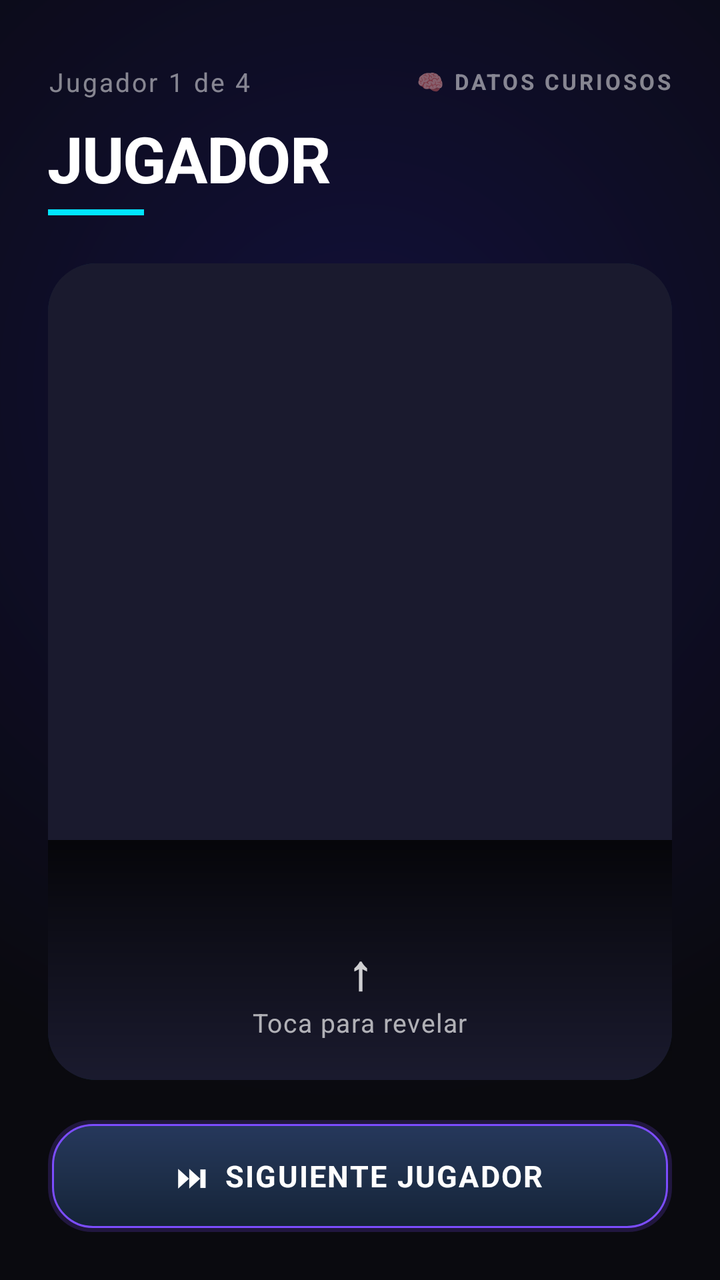
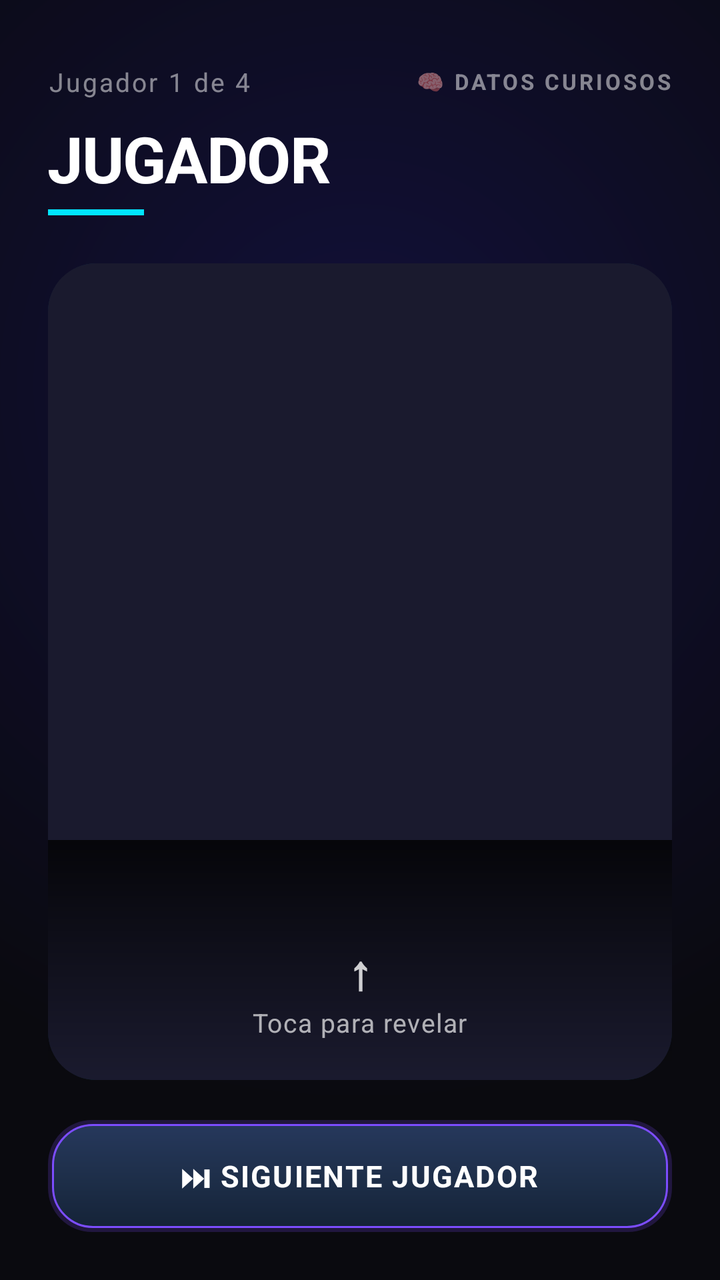

The first picture is an Android layout as it rendered before a commit; the second is the same layout after the commit. The layout source and the unified diff follow.
<!-- AndroidManifest.xml: application theme Theme.ImpostorGame -->
<!-- res/layout/activity_datos_curiosos_reveal.xml -->
<?xml version="1.0" encoding="utf-8"?>
<FrameLayout xmlns:android="http://schemas.android.com/apk/res/android"
    xmlns:app="http://schemas.android.com/apk/res-auto"
    android:id="@+id/rootDatosCuriosos"
    android:layout_width="match_parent"
    android:layout_height="match_parent"
    android:background="#0A0A0F">

    
    <View
        android:layout_width="match_parent"
        android:layout_height="match_parent"
        android:background="@drawable/bg_datos_curiosos" />

    
    <LinearLayout
        android:id="@+id/layoutDatosCuriosos"
        android:layout_width="match_parent"
        android:layout_height="match_parent"
        android:orientation="vertical"
        android:padding="24dp">

        
        <LinearLayout
            android:layout_width="match_parent"
            android:layout_height="wrap_content"
            android:orientation="horizontal"
            android:gravity="center_vertical"
            android:layout_marginTop="8dp"
            android:layout_marginBottom="8dp">

            <TextView
                android:id="@+id/txtContadorJugador"
                android:layout_width="0dp"
                android:layout_height="wrap_content"
                android:layout_weight="1"
                android:text="Jugador 1 de 4"
                android:textColor="#80FFFFFF"
                android:textSize="13sp"
                android:letterSpacing="0.08" />

            <TextView
                android:id="@+id/txtModoLabel"
                android:layout_width="wrap_content"
                android:layout_height="wrap_content"
                android:text="🧠 DATOS CURIOSOS"
                android:textColor="#80FFFFFF"
                android:textSize="11sp"
                android:letterSpacing="0.12"
                android:textStyle="bold" />

        </LinearLayout>

        
        <TextView
            android:id="@+id/txtNombreJugador"
            android:layout_width="match_parent"
            android:layout_height="wrap_content"
            android:layout_marginBottom="4dp"
            android:text="JUGADOR"
            android:textColor="@android:color/white"
            android:textSize="32sp"
            android:textStyle="bold"
            android:letterSpacing="-0.02"
            android:maxLines="1"
            android:ellipsize="end" />

        
        <View
            android:id="@+id/lineaAcento"
            android:layout_width="48dp"
            android:layout_height="3dp"
            android:layout_marginBottom="24dp"
            android:background="#00E5FF"
            android:layout_gravity="start" />

        
        <FrameLayout
            android:id="@+id/cardReveal"
            android:layout_width="match_parent"
            android:layout_height="0dp"
            android:layout_weight="1"
            android:layout_marginBottom="20dp">

            
            <LinearLayout
                android:id="@+id/layoutContenido"
                android:layout_width="match_parent"
                android:layout_height="match_parent"
                android:orientation="vertical"
                android:gravity="center"
                android:padding="32dp"
                android:background="@drawable/bg_reveal_content">

                
                <LinearLayout
                    android:id="@+id/layoutImpostor"
                    android:layout_width="match_parent"
                    android:layout_height="wrap_content"
                    android:orientation="vertical"
                    android:gravity="center"
                    android:visibility="gone">

                    <TextView
                        android:layout_width="wrap_content"
                        android:layout_height="wrap_content"
                        android:text="🕵️"
                        android:textSize="56sp"
                        android:layout_marginBottom="16dp" />

                    <TextView
                        android:layout_width="wrap_content"
                        android:layout_height="wrap_content"
                        android:text="ERES EL IMPOSTOR"
                        android:textColor="#FF4444"
                        android:textSize="22sp"
                        android:textStyle="bold"
                        android:letterSpacing="0.06"
                        android:gravity="center"
                        android:layout_marginBottom="12dp" />

                    <TextView
                        android:layout_width="wrap_content"
                        android:layout_height="wrap_content"
                        android:text="Invéntate un dato curioso\ncuando sea tu turno"
                        android:textColor="#AAFFFFFF"
                        android:textSize="15sp"
                        android:gravity="center"
                        android:lineSpacingMultiplier="1.4" />

                </LinearLayout>

                
                <LinearLayout
                    android:id="@+id/layoutDato"
                    android:layout_width="match_parent"
                    android:layout_height="wrap_content"
                    android:orientation="vertical"
                    android:gravity="center"
                    android:visibility="gone">

                    <TextView
                        android:id="@+id/txtDatoCurioso"
                        android:layout_width="match_parent"
                        android:layout_height="wrap_content"
                        android:textColor="@android:color/white"
                        android:textSize="19sp"
                        android:gravity="center"
                        android:lineSpacingMultiplier="1.5"
                        android:layout_marginBottom="20dp" />

                    <View
                        android:layout_width="32dp"
                        android:layout_height="1dp"
                        android:background="#40FFFFFF"
                        android:layout_marginBottom="16dp" />

                    <TextView
                        android:layout_width="wrap_content"
                        android:layout_height="wrap_content"
                        android:text="DATO CURIOSO"
                        android:textColor="#60FFFFFF"
                        android:textSize="11sp"
                        android:letterSpacing="0.15"
                        android:textStyle="bold" />

                </LinearLayout>

            </LinearLayout>

            
            <FrameLayout
                android:id="@+id/capaCubierta"
                android:layout_width="match_parent"
                android:layout_height="match_parent"
                android:background="@drawable/bg_reveal_cover"
                android:clickable="true"
                android:focusable="true">

                <ImageView
                    android:id="@+id/imgJugador"
                    android:layout_width="match_parent"
                    android:layout_height="match_parent"
                    android:scaleType="centerCrop"
                    android:contentDescription="@null" />

                
                <View
                    android:layout_width="match_parent"
                    android:layout_height="120dp"
                    android:layout_gravity="bottom"
                    android:background="@drawable/gradient_bottom_dark" />

                
                <LinearLayout
                    android:id="@+id/layoutHintTap"
                    android:layout_width="wrap_content"
                    android:layout_height="wrap_content"
                    android:layout_gravity="bottom|center_horizontal"
                    android:layout_marginBottom="20dp"
                    android:orientation="vertical"
                    android:gravity="center">

                    <TextView
                        android:layout_width="wrap_content"
                        android:layout_height="wrap_content"
                        android:text="↑"
                        android:textColor="#CCFFFFFF"
                        android:textSize="24sp"
                        android:textStyle="bold"
                        android:gravity="center" />

                    <TextView
                        android:layout_width="wrap_content"
                        android:layout_height="wrap_content"
                        android:text="Toca para revelar"
                        android:textColor="#AAFFFFFF"
                        android:textSize="13sp"
                        android:letterSpacing="0.04" />

                </LinearLayout>

            </FrameLayout>

        </FrameLayout>

        
        <androidx.cardview.widget.CardView
            android:id="@+id/btnSiguienteJugador"
            android:layout_width="match_parent"
            android:layout_height="56dp"
            android:clickable="true"
            android:focusable="true"
            app:cardCornerRadius="16dp"
            app:cardElevation="0dp"
            app:cardBackgroundColor="@android:color/transparent">

            <LinearLayout
                android:layout_width="match_parent"
                android:layout_height="match_parent"
                android:gravity="center"
                android:background="@drawable/btn_neon"
                android:orientation="horizontal">

                <TextView
                    android:id="@+id/txtBtnSiguiente"
                    android:layout_width="wrap_content"
                    android:layout_height="wrap_content"
                    android:text="⏭  SIGUIENTE JUGADOR"
                    android:textColor="@android:color/white"
                    android:textSize="15sp"
                    android:textStyle="bold"
                    android:letterSpacing="0.05" />

            </LinearLayout>

        </androidx.cardview.widget.CardView>

    </LinearLayout>

</FrameLayout>
<!-- resources referenced by this layout -->
<resources>
  <!-- drawable bg_datos_curiosos (drawable) -->
  <?xml version="1.0" encoding="utf-8"?>
  <shape xmlns:android="http://schemas.android.com/apk/res/android">
      <gradient
          android:type="radial"
          android:gradientRadius="100%"
          android:centerX="0.5"
          android:centerY="0.3"
          android:startColor="#12103A"
          android:endColor="#0A0A0F" />
  </shape>
  <!-- drawable bg_reveal_content (drawable) -->
  <?xml version="1.0" encoding="utf-8"?>
  <shape xmlns:android="http://schemas.android.com/apk/res/android">
      <solid android:color="#14141E" />
      <corners android:radius="24dp" />
      <stroke android:width="1dp" android:color="#2500E5FF" />
  </shape>
  <!-- drawable bg_reveal_cover (drawable) -->
  <?xml version="1.0" encoding="utf-8"?>
  <shape xmlns:android="http://schemas.android.com/apk/res/android">
      <solid android:color="#1A1A2E" />
      <corners android:radius="24dp" />
  </shape>
  <!-- drawable btn_neon (drawable) -->
  <?xml version="1.0" encoding="utf-8"?>
  <layer-list xmlns:android="http://schemas.android.com/apk/res/android">
  
      
      <item>
          <shape>
              <corners android:radius="22dp" />
              <solid android:color="#337C4DFF" />
          </shape>
      </item>
  
      
      <item
          android:bottom="2dp"
          android:left="2dp"
          android:right="2dp"
          android:top="2dp">
          <shape>
              <corners android:radius="20dp" />
  
              
              <gradient
                  android:angle="90"
                  android:centerColor="#1E2F4A"
                  android:endColor="#26385C"
                  android:startColor="#152338"
                  android:type="linear" />
  
              
              <stroke
                  android:width="1dp"
                  android:color="#7C4DFF" />
          </shape>
      </item>
  
  </layer-list>
  <!-- drawable gradient_bottom_dark (drawable) -->
  <?xml version="1.0" encoding="utf-8"?>
  <shape xmlns:android="http://schemas.android.com/apk/res/android">
      <gradient
          android:type="linear"
          android:angle="270"
          android:startColor="#CC000000"
          android:endColor="#00000000" />
  </shape>
  <style name="Theme.ImpostorGame" parent="Base.Theme.ImpostorGame">
          <item name="colorPrimary">#00E5FF</item>
          <item name="colorOnPrimary">#FFFFFF</item>
          <item name="android:statusBarColor">@android:color/transparent</item>
          <item name="android:windowBackground">@android:color/black</item>
      </style>
  <style name="Base.Theme.ImpostorGame" parent="Theme.Material3.DayNight.NoActionBar" />
</resources>

<!-- the commit's change to res/layout/activity_datos_curiosos_reveal.xml (unified diff, before → after) -->
@@ -43,7 +43,7 @@
                 android:id="@+id/txtModoLabel"
                 android:layout_width="wrap_content"
                 android:layout_height="wrap_content"
-                android:text="🧠 DATOS CURIOSOS"
+                android:text="@string/datos_modo_label"
                 android:textColor="#80FFFFFF"
                 android:textSize="11sp"
                 android:letterSpacing="0.12"
@@ -111,7 +111,7 @@
                     <TextView
                         android:layout_width="wrap_content"
                         android:layout_height="wrap_content"
-                        android:text="ERES EL IMPOSTOR"
+                        android:text="@string/datos_eres_impostor"
                         android:textColor="#FF4444"
                         android:textSize="22sp"
                         android:textStyle="bold"
@@ -122,7 +122,7 @@
                     <TextView
                         android:layout_width="wrap_content"
                         android:layout_height="wrap_content"
-                        android:text="Invéntate un dato curioso\ncuando sea tu turno"
+                        android:text="@string/datos_inventa_dato"
                         android:textColor="#AAFFFFFF"
                         android:textSize="15sp"
                         android:gravity="center"
@@ -158,7 +158,7 @@
                     <TextView
                         android:layout_width="wrap_content"
                         android:layout_height="wrap_content"
-                        android:text="DATO CURIOSO"
+                        android:text="@string/datos_label_dato"
                         android:textColor="#60FFFFFF"
                         android:textSize="11sp"
                         android:letterSpacing="0.15"
@@ -213,7 +213,7 @@
                     <TextView
                         android:layout_width="wrap_content"
                         android:layout_height="wrap_content"
-                        android:text="Toca para revelar"
+                        android:text="@string/datos_toca_revelar"
                         android:textColor="#AAFFFFFF"
                         android:textSize="13sp"
                         android:letterSpacing="0.04" />
@@ -246,7 +246,7 @@
                     android:id="@+id/txtBtnSiguiente"
                     android:layout_width="wrap_content"
                     android:layout_height="wrap_content"
-                    android:text="⏭  SIGUIENTE JUGADOR"
+                    android:text="@string/datos_siguiente"
                     android:textColor="@android:color/white"
                     android:textSize="15sp"
                     android:textStyle="bold"
<!-- resource entries referenced after the edit -->
@@ -70,6 +70,12 @@
           android:startColor="#CC000000"
           android:endColor="#00000000" />
   </shape>
+  <string name="datos_eres_impostor">ERES EL IMPOSTOR</string>
+  <string name="datos_inventa_dato">Invéntate un dato curioso\ncuando sea tu turno</string>
+  <string name="datos_label_dato">DATO CURIOSO</string>
+  <string name="datos_modo_label">🧠 DATOS CURIOSOS</string>
+  <string name="datos_siguiente">⏭  SIGUIENTE JUGADOR</string>
+  <string name="datos_toca_revelar">Toca para revelar</string>
   <style name="Theme.ImpostorGame" parent="Base.Theme.ImpostorGame">
           <item name="colorPrimary">#00E5FF</item>
           <item name="colorOnPrimary">#FFFFFF</item>
